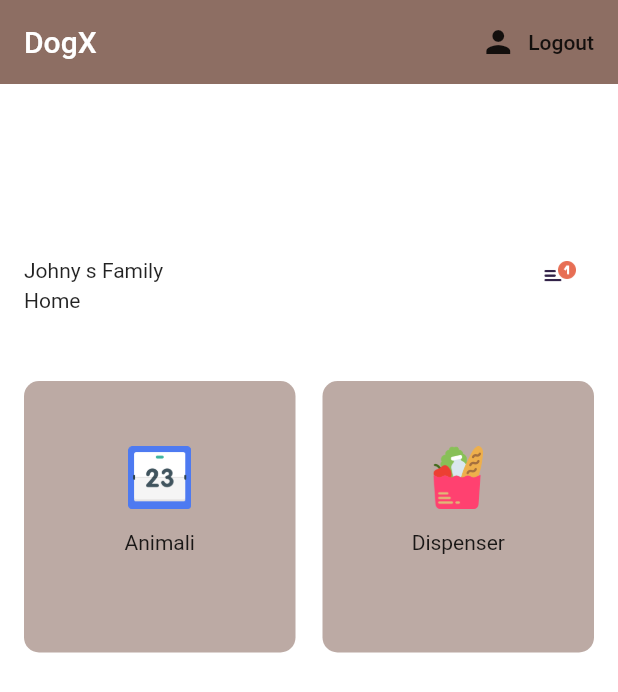
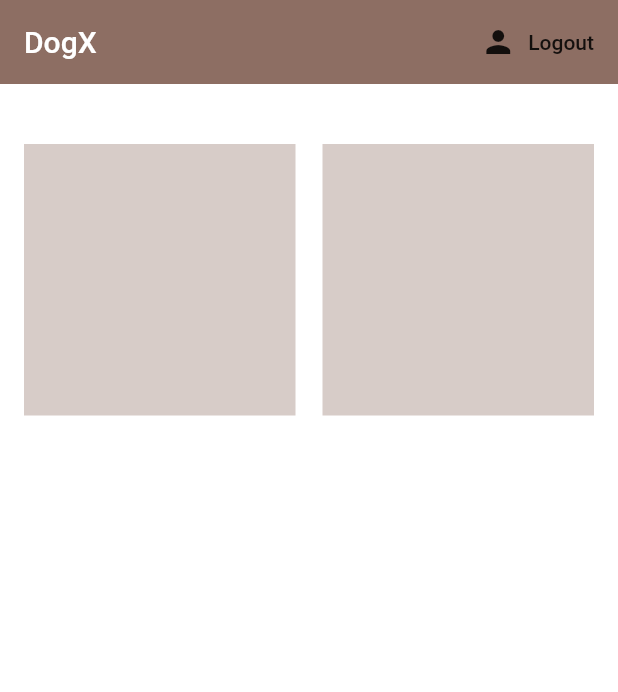
Before and after one commit to sarasarto/IoT-Dog-Dispenser, a Flutter app: the screen it shows once a user with an empty profile is signed in, on a phone screen of 412 x 824 dp. Shown: the top 692 px of the screen. Run offline on Flutter 3.47's test engine with Material 2 defaults, Android fonts, the phone set to English and light mode, and no system bars; our stand-ins replace cloud_firestore, firebase_auth, firebase_core; accounts and stored records are empty.

Commit message:
implementing dashboard

```diff
--- /dev/null
+++ b/dogx_a_smart_dispenser/lib/screens/home/dashboard.dart
@@ -0,0 +1,67 @@
+import 'package:dogx_a_smart_dispenser/screens/views/animal_view.dart';
+import 'package:flutter/material.dart';
+
+class Dashboard extends StatelessWidget {
+  Item animals = new Item(
+      title: "Animali", img: "assets/calendar.png", onClickRoute: AnimalView());
+
+  Item dispenser = new Item(
+      title: "Dispenser", img: "assets/food.png", onClickRoute: AnimalView());
+
+  @override
+  Widget build(BuildContext context) {
+    List<Item> myList = [animals, dispenser];
+    var color = Colors.brown[200];
+    return Flexible(
+      child: GridView.count(
+          childAspectRatio: 1.0,
+          padding: EdgeInsets.only(left: 16, right: 16),
+          crossAxisCount: 2,
+          crossAxisSpacing: 18,
+          mainAxisSpacing: 18,
+          children: myList.map((data) {
+            return Container(
+                padding: const EdgeInsets.all(8),
+                color: Colors.brown[100],
+                child: GridTile(
+                  child: InkWell(
+                    //da rivedere il testo xk da problemi--> non appaiono tutte le card
+                    onTap: () {
+                      Navigator.push(
+                          context,
+                          MaterialPageRoute(
+                              builder: (context) => data.onClickRoute));
+                    },
+                  ),
+                ));
+          }).toList()),
+    );
+  }
+}
+
+class Item {
+  String title;
+  String img;
+  Widget onClickRoute;
+  Item({this.title, this.img, this.onClickRoute});
+}
+
+/*
+return Container(
+              decoration: BoxDecoration(
+                  color: color, borderRadius: BorderRadius.circular(10)),
+              child: Column(
+                mainAxisAlignment: MainAxisAlignment.center,
+                children: <Widget>[
+                  GestureDetector(
+                    onTap: () {
+                      Navigator.push(
+                          context,
+                          MaterialPageRoute(
+                              builder: (context) => data.onClickRoute));
+                    },
+                  ),
+
+                ],
+              ),
+            );*/
--- a/dogx_a_smart_dispenser/lib/screens/home/griddashboard.dart
+++ /dev/null
@@ -1,59 +0,0 @@
-import 'package:flutter/material.dart';
-
-class GridDashboard extends StatelessWidget {
-  Items item1 = new Items(
-      title: "Animali",
-      img: "assets/calendar.png");
-
-  Items item2 = new Items(
-    title: "Dispenser",
-    img: "assets/food.png",
-  );
-
-  @override
-  Widget build(BuildContext context) {
-    List<Items> myList = [item1, item2];
-    var color = Colors.brown[200];
-    return Flexible(
-      child: GridView.count(
-          childAspectRatio: 1.0,
-          padding: EdgeInsets.only(left: 16, right: 16),
-          crossAxisCount: 2,
-          crossAxisSpacing: 18,
-          mainAxisSpacing: 18,
-          children: myList.map((data) {
-            return Container(
-              decoration: BoxDecoration(
-                  color: color, borderRadius: BorderRadius.circular(10)),
-              child: Column(
-                mainAxisAlignment: MainAxisAlignment.center,
-                children: <Widget>[
-                  Image.asset(
-                    data.img,
-                    width: 42,
-                  ),
-                  SizedBox(
-                    height: 14,
-                  ),
-                  Text(
-                    data.title,
-                  ),
-                  SizedBox(
-                    height: 8,
-                  ),
-                  SizedBox(
-                    height: 14,
-                  ),
-                ],
-              ),
-            );
-          }).toList()),
-    );
-  }
-}
-
-class Items {
-  String title;
-  String img;
-  Items({this.title, this.img});
-}
--- a/dogx_a_smart_dispenser/lib/screens/home/home.dart
+++ b/dogx_a_smart_dispenser/lib/screens/home/home.dart
@@ -61,7 +61,7 @@ class Home extends StatelessWidget {
 }
 */
 
-import 'griddashboard.dart';
+import 'dashboard.dart';
 
 void main() => runApp(MaterialApp(home: Home()));
 
@@ -97,42 +97,9 @@ class HomeState extends State<Home> {
       body: Column(
         children: <Widget>[
           SizedBox(
-            height: 110,
-          ),
-          Padding(
-            padding: EdgeInsets.only(left: 16, right: 16),
-            child: Row(
-              mainAxisAlignment: MainAxisAlignment.spaceBetween,
-              children: <Widget>[
-                Column(
-                  crossAxisAlignment: CrossAxisAlignment.start,
-                  children: <Widget>[
-                    Text(
-                      "Johny s Family",
-                    ),
-                    SizedBox(
-                      height: 4,
-                    ),
-                    Text(
-                      "Home",
-                    ),
-                  ],
-                ),
-                IconButton(
-                  alignment: Alignment.topCenter,
-                  icon: Image.asset(
-                    "assets/notification.png",
-                    width: 24,
-                  ),
-                  onPressed: () {},
-                )
-              ],
-            ),
-          ),
-          SizedBox(
             height: 40,
           ),
-          GridDashboard()
+          Dashboard()
         ],
       ),
     );
--- /dev/null
+++ b/dogx_a_smart_dispenser/lib/screens/views/animal_view.dart
@@ -0,0 +1,23 @@
+import 'package:dogx_a_smart_dispenser/models/Animal.dart';
+import 'package:dogx_a_smart_dispenser/screens/list_views/animal_list.dart';
+import 'package:dogx_a_smart_dispenser/services/database.dart';
+import 'package:flutter/material.dart';
+import 'package:provider/provider.dart';
+
+class AnimalView extends StatelessWidget {
+  @override
+  Widget build(BuildContext context) {
+    return StreamProvider<List<Animal>>.value(
+      value: DatabaseService().animals,
+      child: Scaffold(
+        backgroundColor: Colors.brown[50],
+        appBar: AppBar(
+          title: Text('I tuoi animali'),
+          backgroundColor: Colors.brown[400],
+          elevation: 0.0,
+        ),
+        body: AnimalList(),
+      ),
+    );
+  }
+}
```
Also changed, not shown: dogx_a_smart_dispenser/lib/screens/list_views/animal_list.dart (line endings or trailing spaces), dogx_a_smart_dispenser/lib/screens/views/dispenser_view.dart (added).
